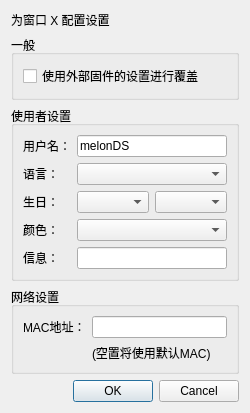
Before: the Qt Designer form src/frontend/qt_sdl/FirmwareSettingsDialog.ui in melonDS-emu/melonDS, drawn with Qt 5.
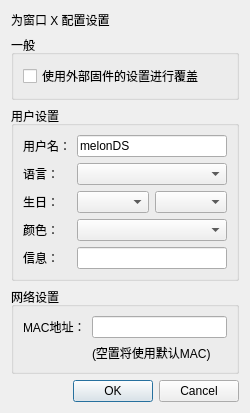
After: the same form once the commit is applied.

```diff
--- a/src/frontend/qt_sdl/FirmwareSettingsDialog.ui
+++ b/src/frontend/qt_sdl/FirmwareSettingsDialog.ui
@@ -49,7 +49,7 @@
    <item>
     <widget class="QGroupBox" name="grpUserSettings">
      <property name="title">
-      <string>使用者设置</string>
+      <string>用户设置</string>
      </property>
      <layout class="QGridLayout" name="gridLayout">
       <property name="leftMargin">
```
